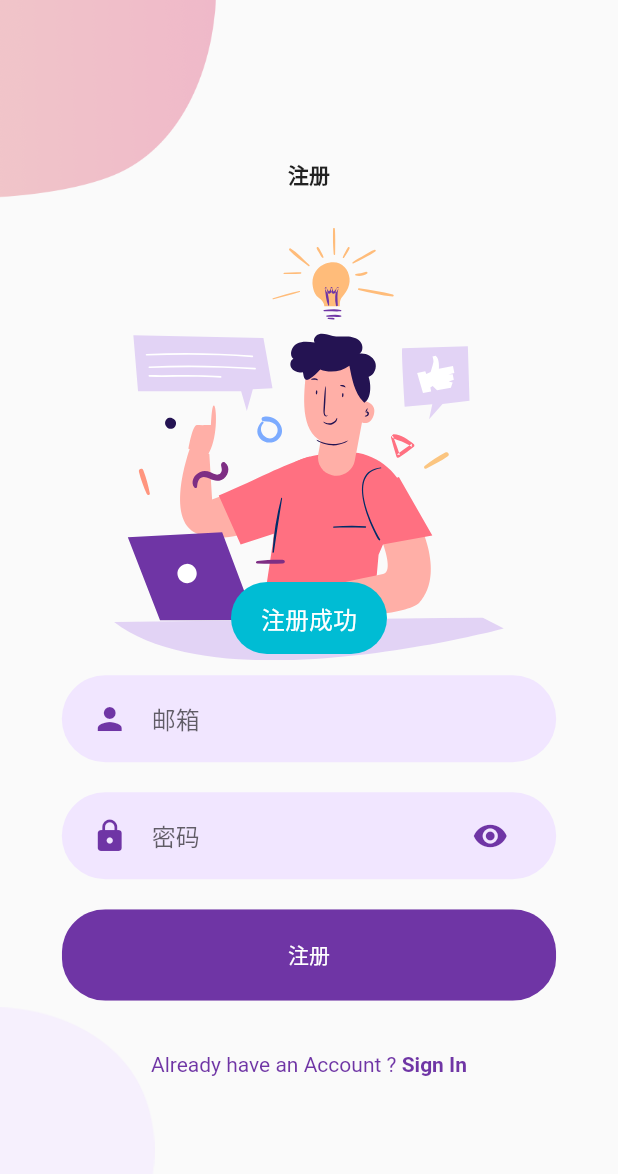
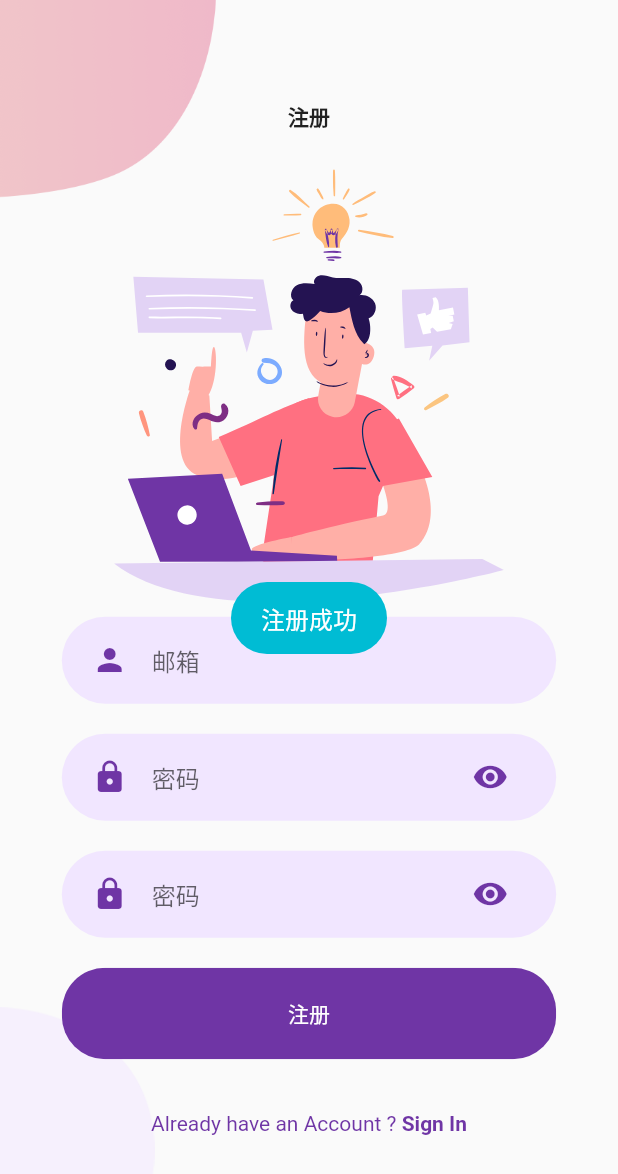
Before and after one commit to 1021048313/imd_final_project, a Flutter app: the SignUpScreen screen opened directly, after a tap on "注册", on a phone screen of 412 x 824 dp. Shown: the top 1174 px of the screen. Run offline on Flutter 3.47's test engine with Material 2 defaults, Android fonts, the phone set to English and light mode, and no system bars; our stand-ins replace fluro, flutter_easyloading, flutter_slider_drawer, flutter_svg, fluttertoast, font_awesome_flutter and 1 more; missing offline and left inert: cloudbase_auth, cloudbase_core, cloudbase_database, cloudbase_storage; accounts and stored records are empty; statements that could not run were skipped.

Commit message:
用户的登录和注册好了（光杆），没写记录

```diff
--- a/blossom_accents/lib/cloudbase/UserTable.dart
+++ b/blossom_accents/lib/cloudbase/UserTable.dart
@@ -55,9 +55,10 @@ class UserTable{
 Future<void> getLoginInfo() async{
     // Map<String,String> userLoginInfo=new Map<String,String>();
     await userCollection.get().then((res) {
-      var data = res.data[0];
+      var datas = res.data;
       // mockUsers.update(data['userEmail'].toString(),(value) =>data['userPwd']);
-      mockUsers[data['userEmail']]=data['userPwd'];
+      for (var data in datas)
+        mockUsers[data['userEmail']]=data['userPwd'];
     });
   // return userLoginInfo;
 
--- a/blossom_accents/lib/common/application.dart
+++ b/blossom_accents/lib/common/application.dart
@@ -2,6 +2,7 @@ import 'package:blossom_accents/models/ListClass.dart';
 import 'package:cloudbase_storage/cloudbase_storage.dart';
 import 'package:fluro/fluro.dart';
 import 'package:flutter/material.dart';
+import 'package:fluttertoast/fluttertoast.dart';
 import 'shared_util.dart';
 Map<String,String>mockUsers={};
 FluroRouter router=new FluroRouter();
@@ -11,9 +12,20 @@ const USER_EMAIL="user-email";
 
 const kPrimaryColor = Color(0xFF6F35A5);
 const kPrimaryLightColor = Color(0xFFF1E6FF);
-String curUsername="起个名字";
+String curUsername="起个名字呗";
 String curUserEmail;
 String curUserImg="https://wx3.sinaimg.cn/mw690/008gNS3Fly1grtq4s6vn7j30c20c4tj4.jpg";
 String curUserId;
 String curUserInfo;
 List<ListClass> listItems=List<ListClass>();
+void toast(String msg){
+  Fluttertoast.showToast(
+      msg: (msg),
+      toastLength: Toast.LENGTH_SHORT,
+      gravity: ToastGravity.CENTER,
+      timeInSecForIosWeb: 1,
+      backgroundColor: Colors.cyan,
+      textColor: Colors.white,
+      fontSize: 16.0
+  );
+}
--- a/blossom_accents/lib/pages/Signup/components/body.dart
+++ b/blossom_accents/lib/pages/Signup/components/body.dart
@@ -13,7 +13,7 @@ import 'package:flutter_svg/svg.dart';
 class Body extends StatelessWidget {
   @override
   Widget build(BuildContext context) {
-    String userEmail,userPwd;
+    String userEmail,userPwd,userPwd2;
     Size size = MediaQuery.of(context).size;
     return Background(
       child: SingleChildScrollView(
@@ -36,30 +36,19 @@ class Body extends StatelessWidget {
             RoundedPasswordField(
               onChanged: (value) {userPwd=value;},
             ),
+            RoundedPasswordField(
+              onChanged: (value) {userPwd2=value;},
+            ),
             RoundedButton(
               text: "注册",
               press: () {
                 if(mockUsers.containsKey(userEmail))
-                  Fluttertoast.showToast(
-                      msg: ("该邮箱已被注册"),
-                      toastLength: Toast.LENGTH_SHORT,
-                      gravity: ToastGravity.CENTER,
-                      timeInSecForIosWeb: 1,
-                      backgroundColor: Colors.cyan,
-                      textColor: Colors.white,
-                      fontSize: 16.0
-                  );
+                  toast("邮箱已注册");
+                else if(userPwd!=userPwd2)
+                  toast("两次密码不对");
                 else{
                   UserTable().addUserWhenRegister(userPwd, userEmail).then((value) {
-                    Fluttertoast.showToast(
-                        msg: ("注册成功"),
-                        toastLength: Toast.LENGTH_SHORT,
-                        gravity: ToastGravity.CENTER,
-                        timeInSecForIosWeb: 1,
-                        backgroundColor: Colors.cyan,
-                        textColor: Colors.white,
-                        fontSize: 16.0
-                    );
+                    toast("注册成功");
                     router.navigateTo(context, 'index');
                   });
                 }
```
